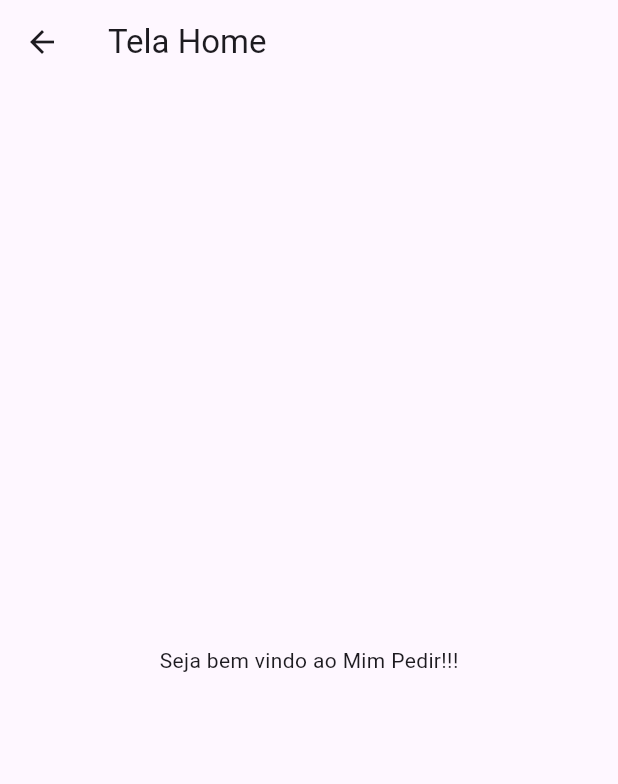
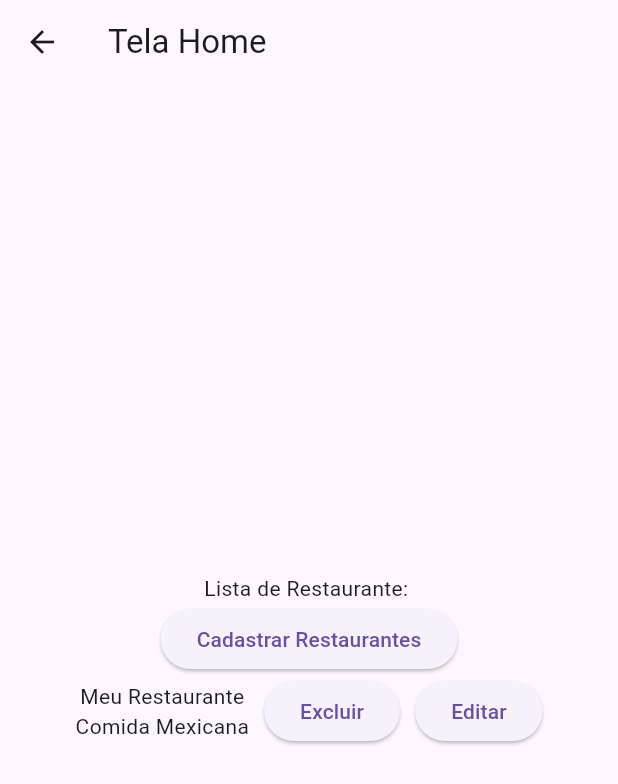
Before and after one commit to SamanthaAntunes/mimpedir, a Flutter app: the TelaHome screen opened directly, on a phone screen of 412 x 824 dp. Shown: the top 784 px of the screen. Run offline on Flutter 3.47's test engine with Material 3 defaults, Android fonts, the phone set to English and light mode, and no system bars; our stand-ins replace sqflite; accounts and stored records are empty.

Commit message:
complementando tela home e criando tela de cadastro de restaurante

```diff
--- a/lib/tela_home.dart
+++ b/lib/tela_home.dart
@@ -1,4 +1,5 @@
 import 'package:flutter/material.dart';
+import 'package:mimpedir/tela_cad_restaurante.dart';
 
 class TelaHome extends StatelessWidget{
   TelaHome({super.key});
@@ -7,9 +8,33 @@ class TelaHome extends StatelessWidget{
   Widget build(BuildContext context) {
     return Scaffold(
       appBar: AppBar(title: const Text('Tela Home')),
-      body: Center(
-        child: Text('Seja bem vindo ao Mim Pedir!!!'),
-      ),
+      body: Padding(padding: const EdgeInsets.all(20),
+        child: Column(
+        mainAxisAlignment: MainAxisAlignment.center,
+        children: [
+          Text("Lista de Restaurante: "),
+          ElevatedButton(onPressed: (){
+            Navigator.push(context, MaterialPageRoute(builder: (context) => TelaCadRestaurante()));
+          }, child: Text("Cadastrar Restaurantes")),
+          Row(
+            mainAxisAlignment: MainAxisAlignment.center,
+            children:
+            [
+              Column(
+              children: [
+                Text("Meu Restaurante"),
+                Text("Comida Mexicana")
+              ],
+            ),
+              SizedBox(width: 10),
+              ElevatedButton(onPressed: (){}, child: Text("Excluir")),
+              SizedBox(width: 10),
+              ElevatedButton(onPressed: (){}, child: Text("Editar")),
+           ],
+          ),
+        ],
+    ),
+    ),
     );
   }
 }
```
Also changed, not shown: lib/tela_cad_restaurante.dart (added, +49 -0 lines).
